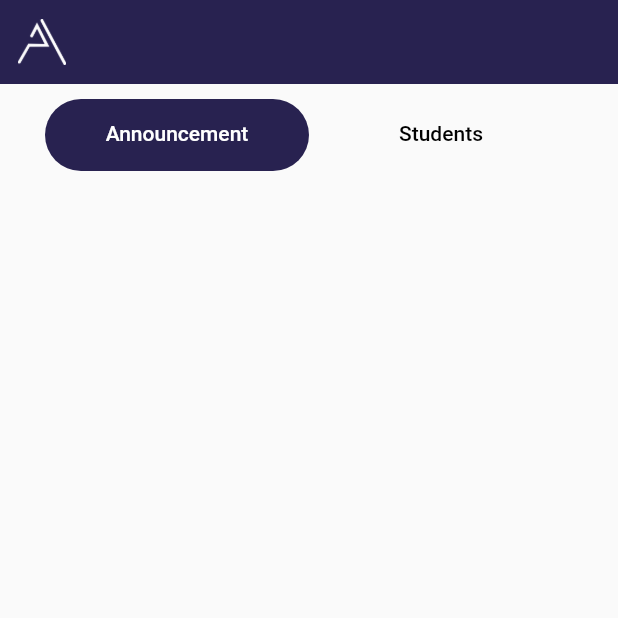
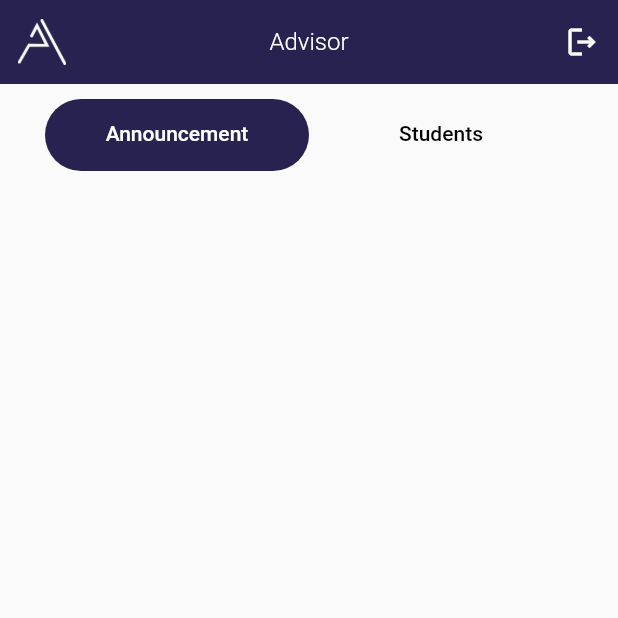
Before and after one commit to Addin15/padvisor, a Flutter app: the HodDashboard screen opened by its route, on a phone screen of 412 x 824 dp, the top half of it. Run offline on Flutter 3.47's test engine with Material 2 defaults, Android fonts, the phone set to English and light mode, and no system bars; our stand-ins replace cloud_firestore, file_picker, firebase_auth, firebase_core, firebase_storage, flutter_spinkit and 3 more; missing offline and left inert: fluwx; accounts and stored records are empty.

```diff
--- a/lib/pages/hod/hod_dashboard.dart
+++ b/lib/pages/hod/hod_dashboard.dart
@@ -3,6 +3,7 @@ import 'package:flutter/material.dart';
 import 'package:padvisor/pages/advisor/view_student.dart';
 import 'package:padvisor/pages/hod/create_announcement.dart';
 import 'package:padvisor/pages/model/student.dart';
+import 'package:padvisor/pages/services/auth.dart';
 import 'package:provider/provider.dart';
 import 'package:flutter_spinkit/flutter_spinkit.dart';
 
@@ -30,6 +31,7 @@ class _HodDashboardState extends State<HodDashboard>
   @override
   Widget build(BuildContext context) {
     DatabaseService db = DatabaseService();
+    AuthService auth = AuthService();
     return Scaffold(
       appBar: AppBar(
         leading: Padding(
@@ -37,7 +39,24 @@ class _HodDashboardState extends State<HodDashboard>
           child: Image.asset('assets/logo/logo_white.png'),
         ),
         elevation: 0.0,
+        centerTitle: true,
+        title: Column(
+          children: [
+            Text(
+              'Advisor',
+              style: TextStyle(fontSize: 16, fontWeight: FontWeight.w300),
+            ),
+          ],
+        ),
         backgroundColor: AppColor.tertiaryColor,
+        actions: [
+          IconButton(
+              onPressed: () {
+                auth.signOut();
+                Navigator.pushNamed(context, 'signin');
+              },
+              icon: Icon(Icons.logout_outlined))
+        ],
       ),
       body: Container(
         padding: const EdgeInsets.only(left: 30, right: 30, top: 10),
```
Also changed, not shown: lib/pages/advisor/advisor_dashboard.dart (+5 -4 lines), lib/pages/advisor/view_student.dart (+11 -4 lines), lib/pages/coordinator/coordinator_dashboard.dart (+9 -0 lines), lib/pages/services/database.dart (+8 -0 lines), lib/pages/student/student_add_report.dart (+6 -10 lines).
